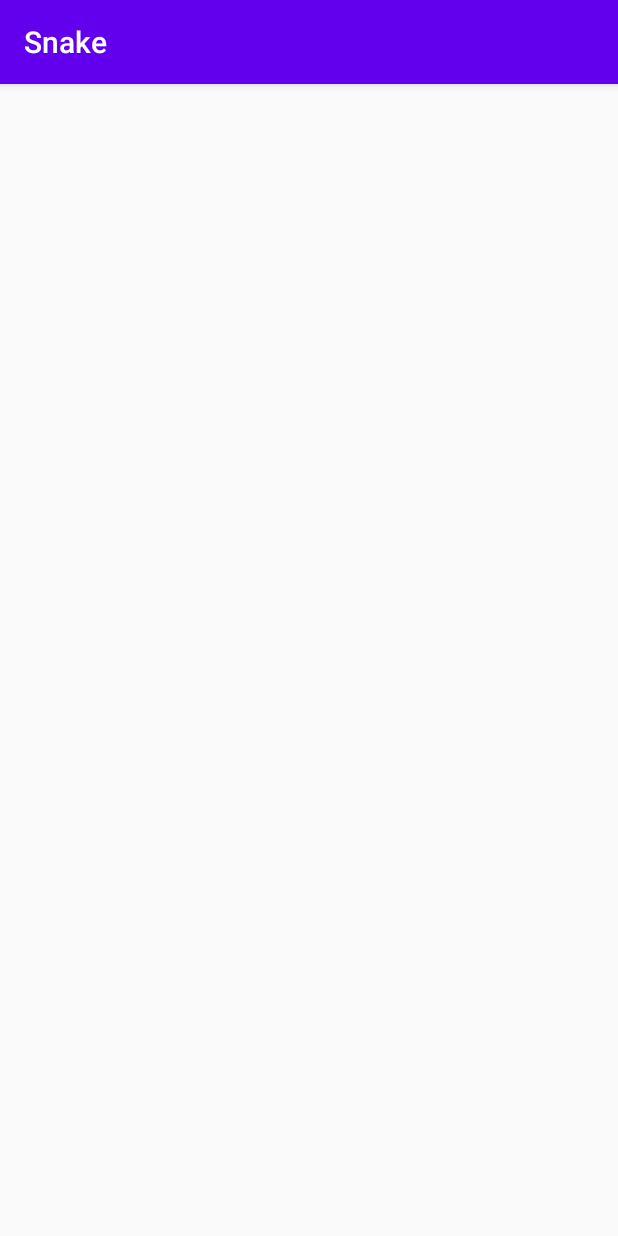
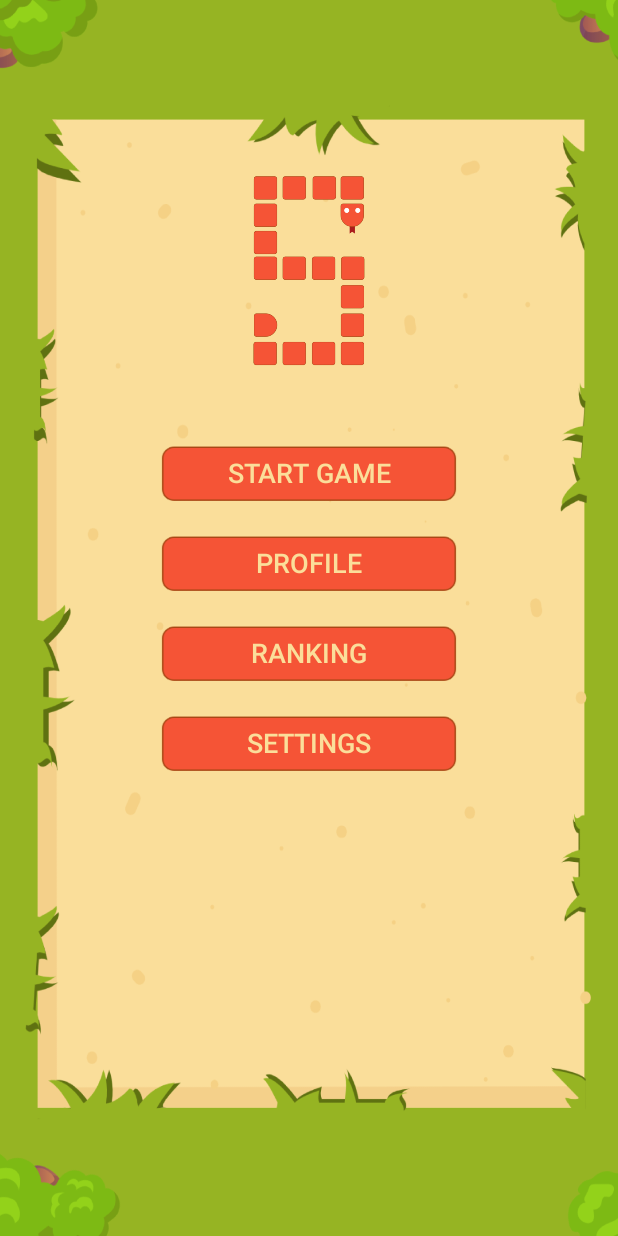
Before and after one commit to Alex-git-code/Snake, an Android app: the screen it shows after launch (MainActivity), on a phone screen of 412 x 824 dp. Run offline under Robolectric (Android 15) with nearby library versions, the phone set to English and light mode, and no system bars.

Commit message:
Create Game menu design

```diff
--- a/app/src/main/AndroidManifest.xml
+++ b/app/src/main/AndroidManifest.xml
@@ -4,12 +4,15 @@
 
     <application
         android:allowBackup="true"
-        android:icon="@mipmap/ic_launcher"
+        android:icon="@mipmap/icon"
         android:label="@string/app_name"
-        android:roundIcon="@mipmap/ic_launcher_round"
+        android:roundIcon="@mipmap/icon"
         android:supportsRtl="true"
-        android:theme="@style/AppTheme">
-        <activity android:name=".MainActivity">
+        android:theme="@style/AppTheme"
+        android:fullBackupContent="@xml/backup_descriptor">
+        <activity android:name=".MainActivity"
+            android:configChanges="orientation"
+            android:screenOrientation="portrait">
             <intent-filter>
                 <action android:name="android.intent.action.MAIN" />
 
--- a/app/src/main/java/org/alexcode/snake/MainActivity.java
+++ b/app/src/main/java/org/alexcode/snake/MainActivity.java
@@ -3,12 +3,22 @@ package org.alexcode.snake;
 import androidx.appcompat.app.AppCompatActivity;
 
 import android.os.Bundle;
+import android.widget.Button;
 
 public class MainActivity extends AppCompatActivity {
+    private Button startGame, profile, ranking, settings;
 
     @Override
     protected void onCreate(Bundle savedInstanceState) {
         super.onCreate(savedInstanceState);
         setContentView(R.layout.activity_main);
+        initGameMenu();
+    }
+
+    private void initGameMenu() {
+        startGame = findViewById(R.id.btnStartGame);
+        profile = findViewById(R.id.btnPlayerProfile);
+        ranking = findViewById(R.id.btnPlayerRank);
+        settings = findViewById(R.id.btnPlayerSettings);
     }
 }
--- a/app/src/main/res/layout/activity_main.xml
+++ b/app/src/main/res/layout/activity_main.xml
@@ -1,10 +1,74 @@
 <?xml version="1.0" encoding="utf-8"?>
-<androidx.constraintlayout.widget.ConstraintLayout xmlns:android="http://schemas.android.com/apk/res/android"
+<RelativeLayout xmlns:android="http://schemas.android.com/apk/res/android"
     xmlns:app="http://schemas.android.com/apk/res-auto"
-    xmlns:tools="http://schemas.android.com/tools"
     android:id="@+id/game_menu"
     android:layout_width="match_parent"
     android:layout_height="match_parent"
-    tools:context=".MainActivity">
+    android:background="@mipmap/background">
 
-</androidx.constraintlayout.widget.ConstraintLayout>
+    <ImageView
+        android:id="@+id/imgLogoSnake"
+        android:layout_width="200dp"
+        android:layout_height="130dp"
+        android:layout_alignParentTop="true"
+        android:layout_centerHorizontal="true"
+        android:layout_marginTop="115dp"
+        app:srcCompat="@mipmap/logo"
+        android:contentDescription="@string/game_logo" />
+
+    <Button
+        android:id="@+id/btnStartGame"
+        android:layout_width="200dp"
+        android:layout_height="40dp"
+        android:layout_centerHorizontal="true"
+        android:layout_marginTop="50dp"
+        android:fontFamily="sans-serif-medium"
+        android:text="@string/start_game"
+        android:textSize="18sp"
+        android:background="@mipmap/button"
+        android:textColor="@color/colorYellow"
+        android:layout_below="@id/imgLogoSnake"
+        />
+    <Button
+        android:id="@+id/btnPlayerProfile"
+        android:layout_width="200dp"
+        android:layout_height="40dp"
+        android:layout_centerHorizontal="true"
+        android:layout_marginTop="20dp"
+        android:fontFamily="sans-serif-medium"
+        android:text="@string/profile"
+        android:textSize="18sp"
+        android:background="@mipmap/button"
+        android:textColor="@color/colorYellow"
+        android:layout_below="@id/btnStartGame"
+        />
+
+    <Button
+        android:id="@+id/btnPlayerRank"
+        android:layout_width="200dp"
+        android:layout_height="40dp"
+        android:layout_centerHorizontal="true"
+        android:layout_marginTop="20dp"
+        android:fontFamily="sans-serif-medium"
+        android:text="@string/ranking"
+        android:textSize="18sp"
+        android:background="@mipmap/button"
+        android:textColor="@color/colorYellow"
+        android:layout_below="@id/btnPlayerProfile"
+        />
+
+    <Button
+        android:id="@+id/btnPlayerSettings"
+        android:layout_width="200dp"
+        android:layout_height="40dp"
+        android:layout_centerHorizontal="true"
+        android:layout_marginTop="20dp"
+        android:fontFamily="sans-serif-medium"
+        android:text="@string/settings"
+        android:textSize="18sp"
+        android:background="@mipmap/button"
+        android:textColor="@color/colorYellow"
+        android:layout_below="@id/btnPlayerRank"
+        />
+
+</RelativeLayout>
--- a/app/src/main/res/values/colors.xml
+++ b/app/src/main/res/values/colors.xml
@@ -1,6 +1,6 @@
 <?xml version="1.0" encoding="utf-8"?>
 <resources>
-    <color name="colorPrimary">#6200EE</color>
-    <color name="colorPrimaryDark">#3700B3</color>
-    <color name="colorAccent">#03DAC5</color>
+    <color name="colorGreen">#96b423</color>
+    <color name="colorYellow">#fbde9a</color>
+    <color name="colorRed">#f55436</color>
 </resources>
--- a/app/src/main/res/values/strings.xml
+++ b/app/src/main/res/values/strings.xml
@@ -1,3 +1,8 @@
 <resources>
     <string name="app_name">Snake</string>
+    <string name="start_game">START GAME</string>
+    <string name="profile">Profile</string>
+    <string name="ranking">Ranking</string>
+    <string name="settings">Settings</string>
+    <string name="game_logo">Game logo</string>
 </resources>
--- a/app/src/main/res/values/styles.xml
+++ b/app/src/main/res/values/styles.xml
@@ -1,10 +1,10 @@
 <resources>
     <!-- Base application theme. -->
-    <style name="AppTheme" parent="Theme.AppCompat.Light.DarkActionBar">
+    <style name="AppTheme" parent="Theme.AppCompat.Light.NoActionBar">
         <!-- Customize your theme here. -->
-        <item name="colorPrimary">@color/colorPrimary</item>
-        <item name="colorPrimaryDark">@color/colorPrimaryDark</item>
-        <item name="colorAccent">@color/colorAccent</item>
+        <item name="colorPrimary">@color/colorGreen</item>
+        <item name="colorPrimaryDark">@color/colorYellow</item>
+        <item name="colorAccent">@color/colorRed</item>
     </style>
 
 </resources>
```
Also changed, not shown: app/src/main/res/mipmap/background.png (added), app/src/main/res/mipmap/button.png (added), app/src/main/res/mipmap/icon.png (added), app/src/main/res/mipmap/logo.png (added).
